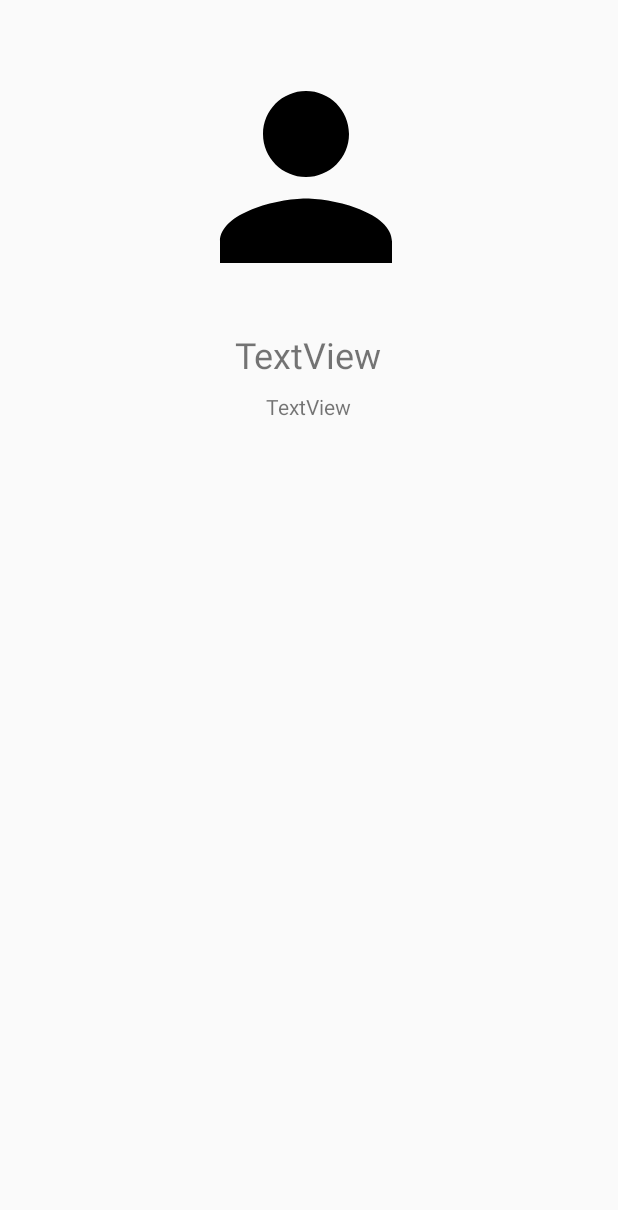
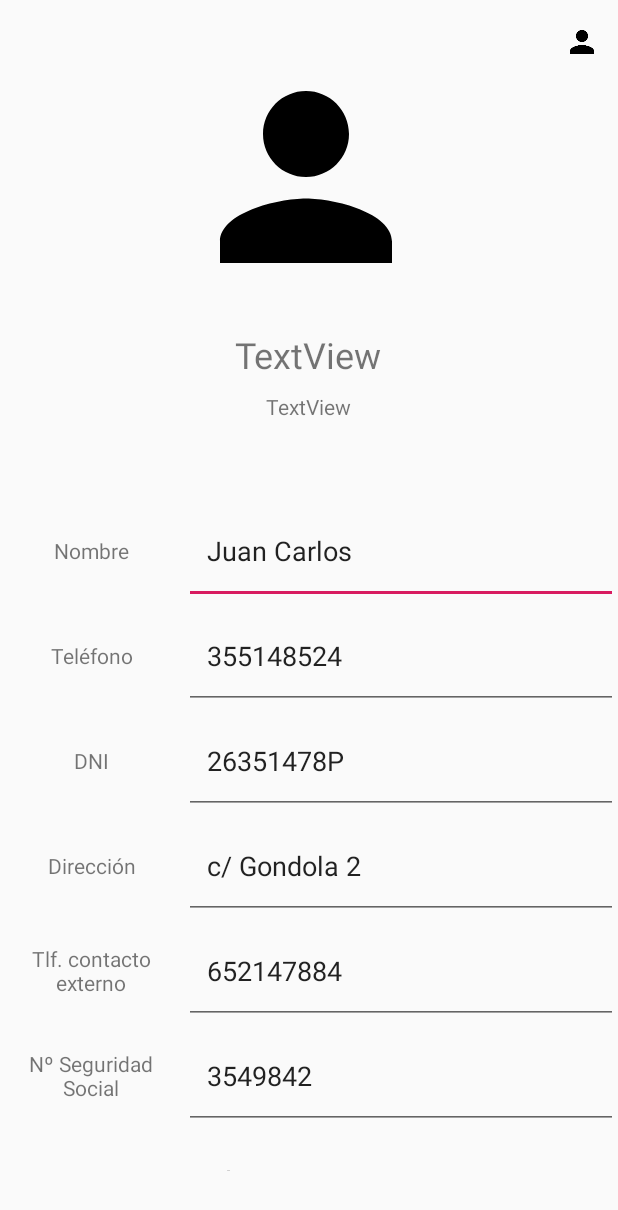
Before and after one commit to jcarlosalarconp/SLF-MANAGEMENT, an Android app: the PersonalActivity screen opened directly, with no data from a screen before it, on a phone screen of 412 x 824 dp. Shown: the top 1210 px of the screen. Run offline under Robolectric (Android 15) with nearby library versions, the phone set to English and light mode, and no system bars.

Commit message:
Lista y toolbar agregada a ActivityPersonal, botón flotante en MainActivity y Actividades para crear objetos - List and toolbar added to PersonalActivity, added Floating Button in MainActivity and activitys to create objects
Lista y toolbar agregada a ActivityPersonal, botón flotante en MainActivity que redirige a
 las actividades para crear objetos (vacias)
-
List and toolbar added to PersonalActivity, added Floating Button in MainActivity and activitys to create objects

```diff
--- a/admin/app/src/main/AndroidManifest.xml
+++ b/admin/app/src/main/AndroidManifest.xml
@@ -9,7 +9,10 @@
         android:roundIcon="@mipmap/ic_launcher_round"
         android:supportsRtl="true"
         android:theme="@style/AppTheme">
-        <activity android:name=".activitys.EventoActivity"></activity>
+        <activity android:name=".activitys.NuevoPersonalActivity"></activity>
+        <activity android:name=".activitys.NuevoMaterialActivity" />
+        <activity android:name=".activitys.NuevoEventoActivity" />
+        <activity android:name=".activitys.EventoActivity" />
         <activity android:name=".activitys.PersonalActivity" />
         <activity android:name=".activitys.MaterialActivity" />
         <activity android:name=".MainActivity">
--- a/admin/app/src/main/java/com/example/slf_management/activitys/PersonalActivity.kt
+++ b/admin/app/src/main/java/com/example/slf_management/activitys/PersonalActivity.kt
@@ -2,13 +2,21 @@ package com.example.slf_management.activitys
 
 import androidx.appcompat.app.AppCompatActivity
 import android.os.Bundle
+import android.view.Menu
+import android.view.MenuInflater
+import android.view.MenuItem
 import android.widget.ImageView
 import android.widget.TextView
 import androidx.recyclerview.widget.LinearLayoutManager
 import androidx.recyclerview.widget.RecyclerView
 import com.example.slf_management.R
 import com.example.slf_management.adapter.ListaItemAdapter
+import com.example.slf_management.adapter.SectionRecyclerViewComentariosAdapter
+import com.example.slf_management.adapter.SectionRecyclerViewListaItemAdapter
 import com.example.slf_management.items.ListaItem
+import kotlinx.android.synthetic.main.activity_evento.*
+import kotlinx.android.synthetic.main.activity_material.*
+import kotlinx.android.synthetic.main.activity_personal.*
 import java.util.ArrayList
 
 class PersonalActivity : AppCompatActivity() {
@@ -20,6 +28,8 @@ class PersonalActivity : AppCompatActivity() {
     override fun onCreate(savedInstanceState: Bundle?) {
         super.onCreate(savedInstanceState)
         setContentView(R.layout.activity_personal)
+        setSupportActionBar(findViewById(R.id.toolbarPersonal))
+
         intent.extras?.let {
             val nombrePersonal = it.getString("nombrePersonal")
             val imagenPersonal = it.getInt("imagenPersonal")
@@ -27,14 +37,45 @@ class PersonalActivity : AppCompatActivity() {
             imagenPersonalActivity.setImageResource(imagenPersonal)
         }
 
-        recyclerView = findViewById(R.id.recyclerPersonalInfo)
-        val listaInfo : ArrayList<ListaItem> = ArrayList()
-        val personalInfo = ListaItem("Nombre", "Juan Carlos")
-        listaInfo.add(personalInfo)
-        val adapter = ListaItemAdapter(this, listaInfo)
-        val recyclerInfo = findViewById<RecyclerView>(R.id.recyclerPersonalInfo)
-        val layoutManager = LinearLayoutManager(this, LinearLayoutManager.VERTICAL, false)
-        recyclerInfo.layoutManager
-        recyclerInfo.adapter = adapter
+
+
+        var listaPersonalInfo:ArrayList<ListaItem> = arrayListOf()
+
+        val evento1 = ListaItem("Nombre", "Juan Carlos")
+        val evento2 = ListaItem("Teléfono", "355148524")
+        val evento3 = ListaItem("DNI", "26351478P")
+        val evento4 = ListaItem("Dirección", "c/ Gondola 2")
+        val evento5 = ListaItem("Tlf. contacto externo", "652147884")
+        val evento6 = ListaItem("Nº Seguridad Social", "3549842")
+        val evento7 = ListaItem("Activo", "Sí")
+
+
+
+        listaPersonalInfo.add(evento1)
+        listaPersonalInfo.add(evento2)
+        listaPersonalInfo.add(evento3)
+        listaPersonalInfo.add(evento4)
+        listaPersonalInfo.add(evento5)
+        listaPersonalInfo.add(evento6)
+        listaPersonalInfo.add(evento7)
+
+        val adapterPersonalInfo = ListaItemAdapter(listaPersonalInfo)
+        val recyclerPersonalInfo = recyclerPersonalInfo.findViewById<RecyclerView>(R.id.recyclerPersonalInfo)
+        val layoutManagerPersonalInfo = LinearLayoutManager(this@PersonalActivity, LinearLayoutManager.VERTICAL, false)
+        recyclerPersonalInfo.layoutManager = layoutManagerPersonalInfo
+        recyclerPersonalInfo.adapter = adapterPersonalInfo
+
+    }
+
+    override fun onCreateOptionsMenu(menu: Menu?): Boolean {
+        menuInflater.inflate(R.menu.edit_toolbar, menu)
+        return true
+    }
+
+    override fun onOptionsItemSelected(item: MenuItem): Boolean {
+        when(item.itemId){
+            R.id.editProfile -> {}
+        }
+        return true
     }
 }
--- a/admin/app/src/main/java/com/example/slf_management/adapter/ListaItemAdapter.kt
+++ b/admin/app/src/main/java/com/example/slf_management/adapter/ListaItemAdapter.kt
@@ -10,7 +10,7 @@ import androidx.recyclerview.widget.RecyclerView
 import com.example.slf_management.R
 import com.example.slf_management.items.ListaItem
 
-class ListaItemAdapter(var context: Context, var arrayList: ArrayList<ListaItem>) :
+class ListaItemAdapter(var arrayList: ArrayList<ListaItem>) :
         RecyclerView.Adapter<ListaItemAdapter.ItemHolder>() {
 
     override fun onCreateViewHolder(parent: ViewGroup, viewType: Int): ItemHolder {
--- a/admin/app/src/main/java/com/example/slf_management/adapter/PersonalInfo.kt
+++ /dev/null
@@ -1,4 +0,0 @@
-package com.example.slf_management.adapter
-
-class PersonalInfo {
-}
--- a/admin/app/src/main/java/com/example/slf_management/adapter/SectionRecyclerViewComentariosAdapter.kt
+++ b/admin/app/src/main/java/com/example/slf_management/adapter/SectionRecyclerViewComentariosAdapter.kt
@@ -8,7 +8,7 @@ import androidx.recyclerview.widget.RecyclerView
 import com.example.slf_management.R
 import com.example.slf_management.items.Comentario
 
-class SectionRecyclerViewComentariosAdapter(private val comentarios: ArrayList<Comentario>): RecyclerView.Adapter<SectionRecyclerViewComentariosAdapter.SectionViewHolder>() {
+class SectionRecyclerViewComentariosAdapter(private val comentarios: java.util.ArrayList<Comentario>): RecyclerView.Adapter<SectionRecyclerViewComentariosAdapter.SectionViewHolder>() {
     private var rvListener: SectionRecyclerViewListener?= null
 
     override fun onCreateViewHolder(parent: ViewGroup, viewType: Int): SectionViewHolder {
--- a/admin/app/src/main/res/layout/activity_personal.xml
+++ b/admin/app/src/main/res/layout/activity_personal.xml
@@ -5,7 +5,13 @@
     android:layout_width="match_parent"
     android:layout_height="match_parent"
     tools:context=".activitys.PersonalActivity">
-
+<androidx.appcompat.widget.Toolbar
+    android:layout_width="match_parent"
+    android:layout_height="wrap_content"
+    app:title=" "
+    android:id="@+id/toolbarPersonal"
+    tools:ignore="MissingConstraints">
+</androidx.appcompat.widget.Toolbar>
     <ImageView
         android:id="@+id/imagenPersonalActivity"
         android:layout_width="176dp"
@@ -47,5 +53,6 @@
         app:layout_constraintBottom_toBottomOf="parent"
         app:layout_constraintEnd_toEndOf="parent"
         app:layout_constraintStart_toStartOf="parent"
-        app:layout_constraintTop_toBottomOf="@+id/disponibilidadPersonalActivity" />
+        app:layout_constraintTop_toBottomOf="@+id/disponibilidadPersonalActivity"
+        android:orientation="vertical" />
 </androidx.constraintlayout.widget.ConstraintLayout>
--- a/admin/app/src/main/res/layout/item_lista.xml
+++ b/admin/app/src/main/res/layout/item_lista.xml
@@ -15,7 +15,7 @@
         app:layout_constraintStart_toStartOf="parent"
         app:layout_constraintTop_toTopOf="parent" />
 
-    <TextView
+    <EditText
         android:id="@+id/informacionItemLista"
         android:layout_width="289dp"
         android:layout_height="70dp"
--- /dev/null
+++ b/admin/app/src/main/res/menu/edit_toolbar.xml
@@ -0,0 +1,11 @@
+<?xml version="1.0" encoding="utf-8"?>
+<menu xmlns:android="http://schemas.android.com/apk/res/android"
+    xmlns:app="http://schemas.android.com/apk/res-auto">
+<item
+    android:id="@+id/editProfile"
+    android:title="Edit"
+    android:icon="@drawable/personal_icon"
+    app:showAsAction="always">
+
+</item>
+</menu>
```
Also changed, not shown: admin/app/src/main/java/com/example/slf_management/MainActivity.kt (+26 -1 lines), admin/app/src/main/java/com/example/slf_management/activitys/MaterialActivity.kt (+22 -15 lines), admin/app/src/main/java/com/example/slf_management/activitys/NuevoEventoActivity.kt (added, +13 -0 lines), admin/app/src/main/java/com/example/slf_management/activitys/NuevoMaterialActivity.kt (added, +13 -0 lines), admin/app/src/main/java/com/example/slf_management/activitys/NuevoPersonalActivity.kt (added, +13 -0 lines), admin/app/src/main/res/layout/activity_main.xml (+13 -2 lines), admin/app/src/main/res/layout/activity_nuevo_evento.xml (added, +22 -0 lines), admin/app/src/main/res/layout/activity_nuevo_material.xml (added, +22 -0 lines), admin/app/src/main/res/layout/activity_nuevo_personal.xml (added, +22 -0 lines).
